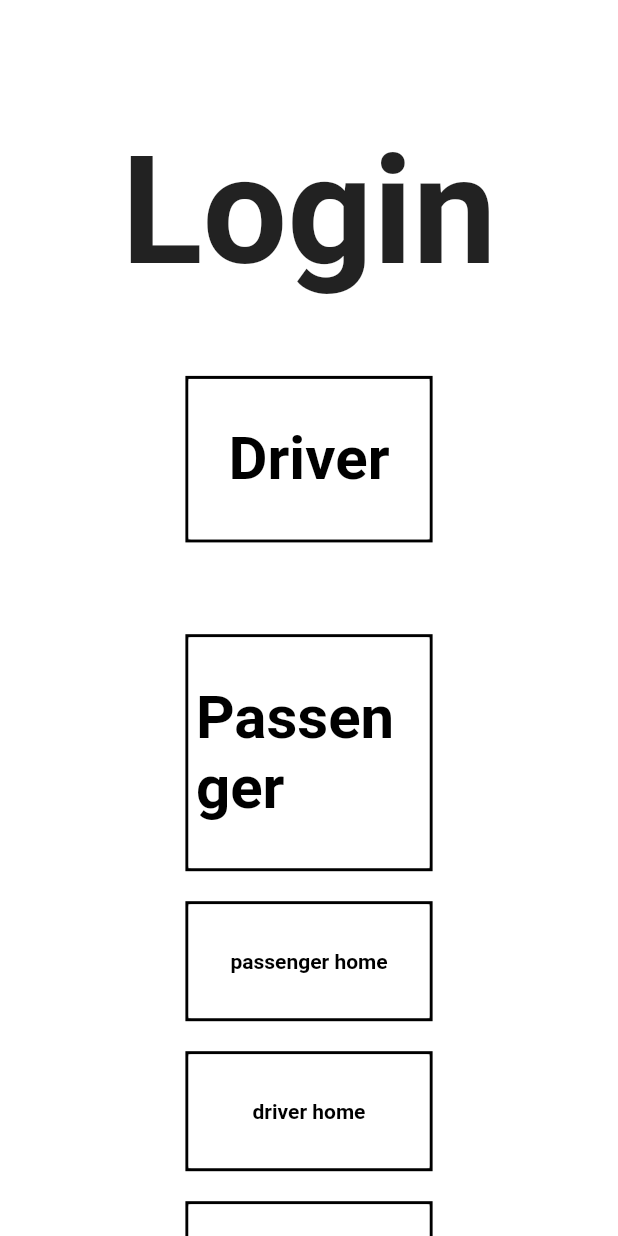
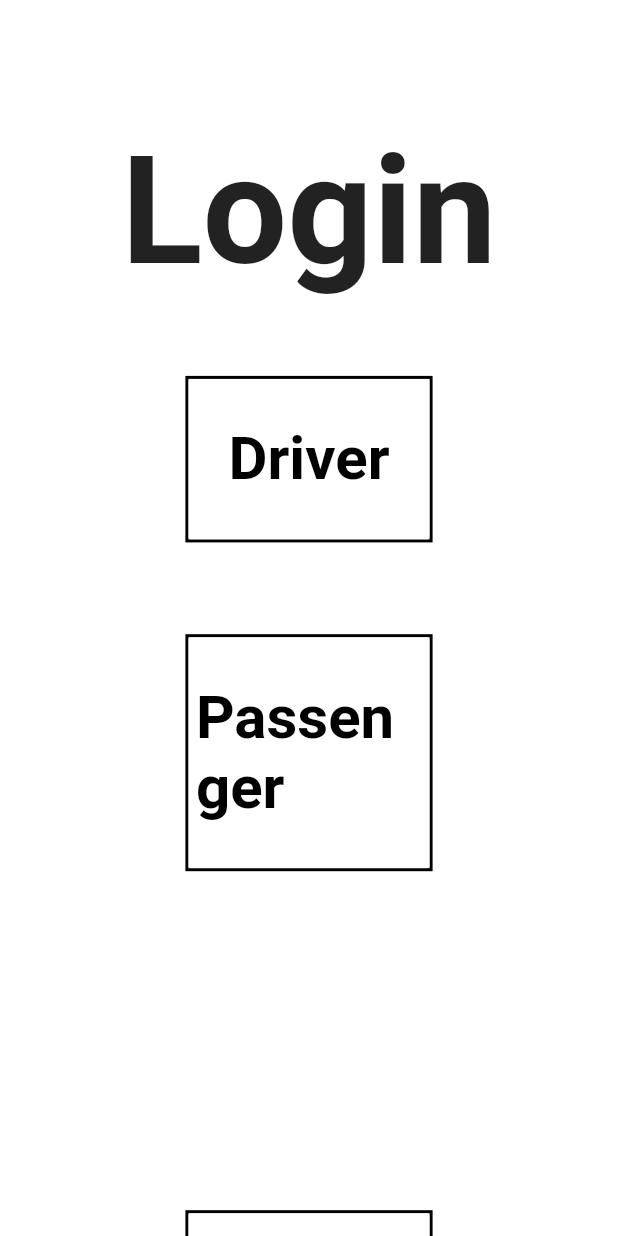
Before and after one commit to m-sabihul-hasan/FindARider.xyz, a Flutter app: the screen it shows after launch, on a phone screen of 412 x 824 dp. Run offline on Flutter 3.47's test engine with Material 2 defaults, Android fonts, the phone set to English and light mode, and no system bars; our stand-ins replace datetime_picker_formfield, flutter_chat_bubble, flutter_svg, google_fonts, socket_io_client; missing offline and left inert: flutter_socket_io, socket_io; Roboto replaces fonts that are missing (Yellowtail).

Commit message:
Added functionality to not show full rides and signup as driver or passenger

```diff
--- a/lib/Screens/Welcome/components/body.dart
+++ b/lib/Screens/Welcome/components/body.dart
@@ -78,82 +78,82 @@ class Body extends StatelessWidget {
                 );
               },
             ),
-            RoundedButton(
-              text: Text(
-                "passenger home",
-                style:
-                    TextStyle(color: Colors.black, fontWeight: FontWeight.bold),
-              ),
-              color: button_text,
-              textColor: Colors.black,
-              press: () {
-                Navigator.push(
-                  context,
-                  MaterialPageRoute(
-                    builder: (context) {
-                      return PassengerHome();
-                    },
-                  ),
-                );
-              },
-            ),
-            RoundedButton(
-              text: Text(
-                "driver home",
-                style:
-                    TextStyle(color: Colors.black, fontWeight: FontWeight.bold),
-              ),
-              color: button_text,
-              textColor: Colors.black,
-              press: () {
-                Navigator.push(
-                  context,
-                  MaterialPageRoute(
-                    builder: (context) {
-                      return DriverHome();
-                    },
-                  ),
-                );
-              },
-            ),
-            RoundedButton(
-              text: Text(
-                "trip details",
-                style:
-                    TextStyle(color: Colors.black, fontWeight: FontWeight.bold),
-              ),
-              color: button_text,
-              textColor: Colors.black,
-              press: () {
-                Navigator.push(
-                  context,
-                  MaterialPageRoute(
-                    builder: (context) {
-                      return TripDetails();
-                    },
-                  ),
-                );
-              },
-            ),
-            RoundedButton(
-              text: Text(
-                "recieve booking",
-                style:
-                    TextStyle(color: Colors.black, fontWeight: FontWeight.bold),
-              ),
-              color: button_text,
-              textColor: Colors.black,
-              press: () {
-                Navigator.push(
-                  context,
-                  MaterialPageRoute(
-                    builder: (context) {
-                      return RecieveBooking();
-                    },
-                  ),
-                );
-              },
-            ),
+            // RoundedButton(
+            //   text: Text(
+            //     "passenger home",
+            //     style:
+            //         TextStyle(color: Colors.black, fontWeight: FontWeight.bold),
+            //   ),
+            //   color: button_text,
+            //   textColor: Colors.black,
+            //   press: () {
+            //     Navigator.push(
+            //       context,
+            //       MaterialPageRoute(
+            //         builder: (context) {
+            //           return PassengerHome();
+            //         },
+            //       ),
+            //     );
+            //   },
+            // ),
+            // RoundedButton(
+            //   text: Text(
+            //     "driver home",
+            //     style:
+            //         TextStyle(color: Colors.black, fontWeight: FontWeight.bold),
+            //   ),
+            //   color: button_text,
+            //   textColor: Colors.black,
+            //   press: () {
+            //     Navigator.push(
+            //       context,
+            //       MaterialPageRoute(
+            //         builder: (context) {
+            //           return DriverHome();
+            //         },
+            //       ),
+            //     );
+            //   },
+            // ),
+            // RoundedButton(
+            //   text: Text(
+            //     "trip details",
+            //     style:
+            //         TextStyle(color: Colors.black, fontWeight: FontWeight.bold),
+            //   ),
+            //   color: button_text,
+            //   textColor: Colors.black,
+            //   press: () {
+            //     Navigator.push(
+            //       context,
+            //       MaterialPageRoute(
+            //         builder: (context) {
+            //           return TripDetails();
+            //         },
+            //       ),
+            //     );
+            //   },
+            // ),
+            // RoundedButton(
+            //   text: Text(
+            //     "recieve booking",
+            //     style:
+            //         TextStyle(color: Colors.black, fontWeight: FontWeight.bold),
+            //   ),
+            //   color: button_text,
+            //   textColor: Colors.black,
+            //   press: () {
+            //     Navigator.push(
+            //       context,
+            //       MaterialPageRoute(
+            //         builder: (context) {
+            //           return RecieveBooking();
+            //         },
+            //       ),
+            //     );
+            //   },
+            // ),
             SizedBox(height: size.height * 0.25),
             RoundedButton(
               text: Text(
```
Also changed, not shown: lib/Screens/Signup/components/body.dart (+67 -4 lines), 1 other file.
